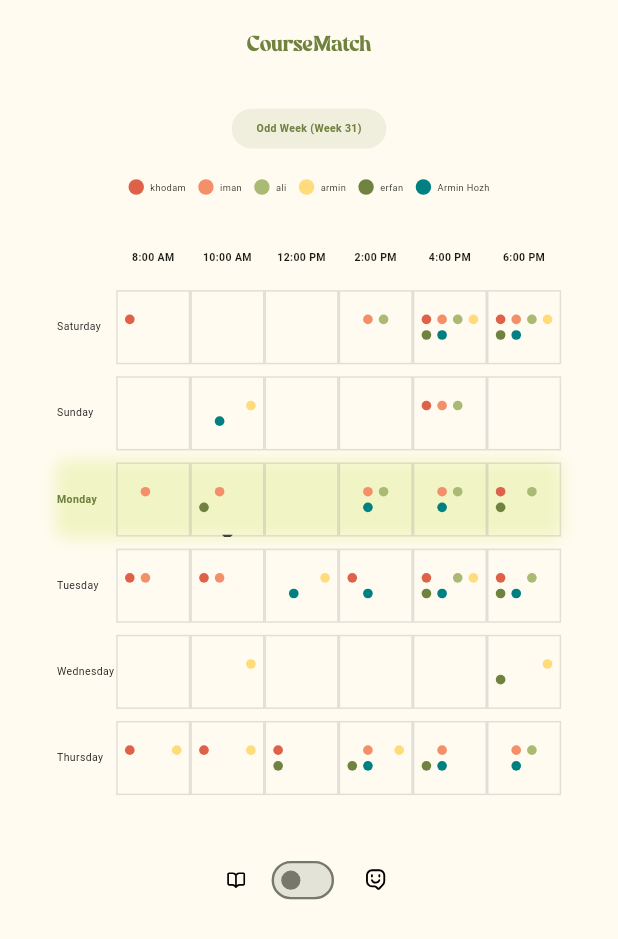
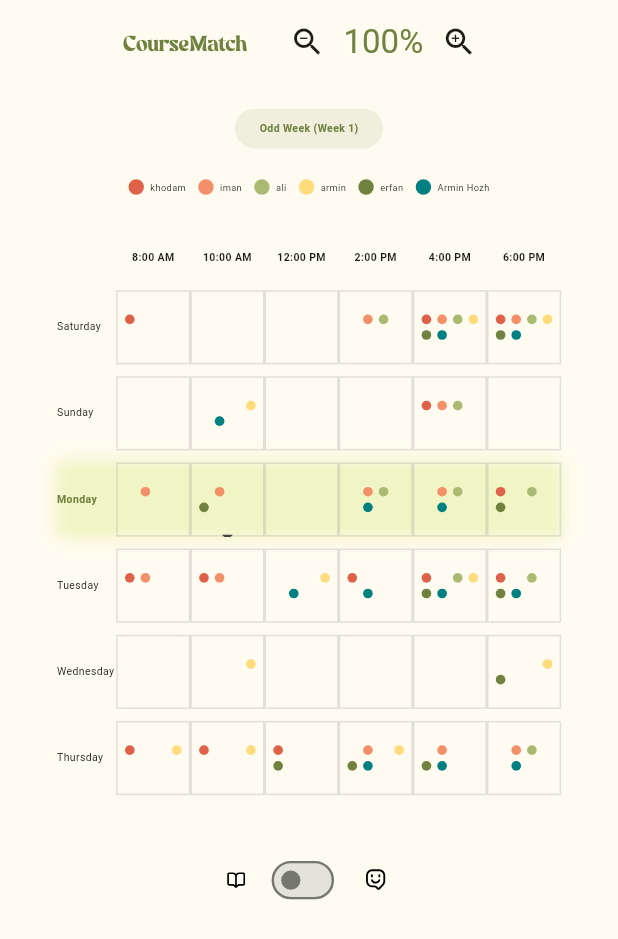
Before and after one commit to mohammad-elahii/course_match, a Flutter app: the screen it shows after launch, on a phone screen of 412 x 824 dp. Shown: the top 939 px of the screen. Run offline on Flutter 3.47's test engine with Material 3 defaults, Android fonts, the light colour scheme and no system bars; our stand-ins replace flutter_svg.

Commit message:
courseMatch 1.2 : reset week number and add zoom feature

```diff
--- a/lib/schedule_page.dart
+++ b/lib/schedule_page.dart
@@ -18,8 +18,18 @@ class _SchedulePageState extends State<SchedulePage> {
   bool showRestTime = false;
   late bool isOddWeek;
 
-  // Original semester start date
-  DateTime semesterStartDate = DateTime(2025, 2, 8);
+  // Set semester start date to next week's Saturday
+  DateTime getNextSaturday() {
+    final now = DateTime.now();
+    // Days until next Saturday (6 = Saturday)
+    int daysUntilSaturday = (6 - now.weekday + 7) % 7;
+    if (daysUntilSaturday == 0) daysUntilSaturday = 7; // Always next week
+    return DateTime(now.year, now.month, now.day).add(Duration(days: daysUntilSaturday));
+  }
+  late DateTime semesterStartDate;
+
+  // Zoom feature
+  double zoomLevel = 1.0;
 
   // Override isOddWeek for a specific week number (use this if automatic calculation isn't accurate)
   bool overrideWeekType() {
@@ -72,6 +82,7 @@ class _SchedulePageState extends State<SchedulePage> {
   @override
   void initState() {
     super.initState();
+    semesterStartDate = getNextSaturday();
     isOddWeek = determineWeekType();
     loadStudentData();
   }
@@ -209,14 +220,36 @@ class _SchedulePageState extends State<SchedulePage> {
               style: TextStyle(
                 color: Color(0xFF708240),
                 fontFamily: 'Sableklish',
-                fontSize: titleFontSize,
+                fontSize: screenWidth * 0.035,
               ),
+            ),
+            SizedBox(width: 16),
+            // Zoom controls
+            IconButton(
+              icon: Icon(Icons.zoom_out),
+              onPressed: () {
+                setState(() {
+                  zoomLevel = (zoomLevel - 0.1).clamp(0.5, 2.0);
+                });
+              },
+            ),
+            Text('${(zoomLevel * 100).toInt()}%', style: TextStyle(color: Color(0xFF708240))),
+            IconButton(
+              icon: Icon(Icons.zoom_in),
+              onPressed: () {
+                setState(() {
+                  zoomLevel = (zoomLevel + 0.1).clamp(0.5, 2.0);
+                });
+              },
             ),
           ],
         ),
         backgroundColor: Colors.transparent,
       ),
-      body: students.isEmpty
+      body: Transform.scale(
+        scale: zoomLevel,
+        alignment: Alignment.topCenter,
+        child: students.isEmpty
             ? const Center(child: CircularProgressIndicator())
             : SingleChildScrollView(
                 child: Column(
@@ -363,6 +396,7 @@ class _SchedulePageState extends State<SchedulePage> {
                       ),
                     ),
                   ],
+                ),
               ),
       ),
     );
```
Lines whose indentation alone changed are shown as unchanged.
